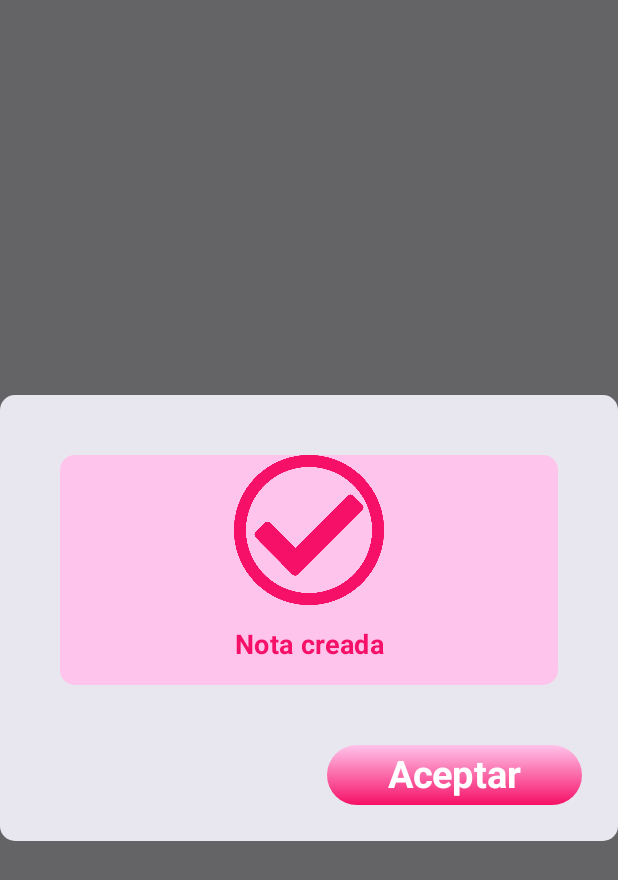
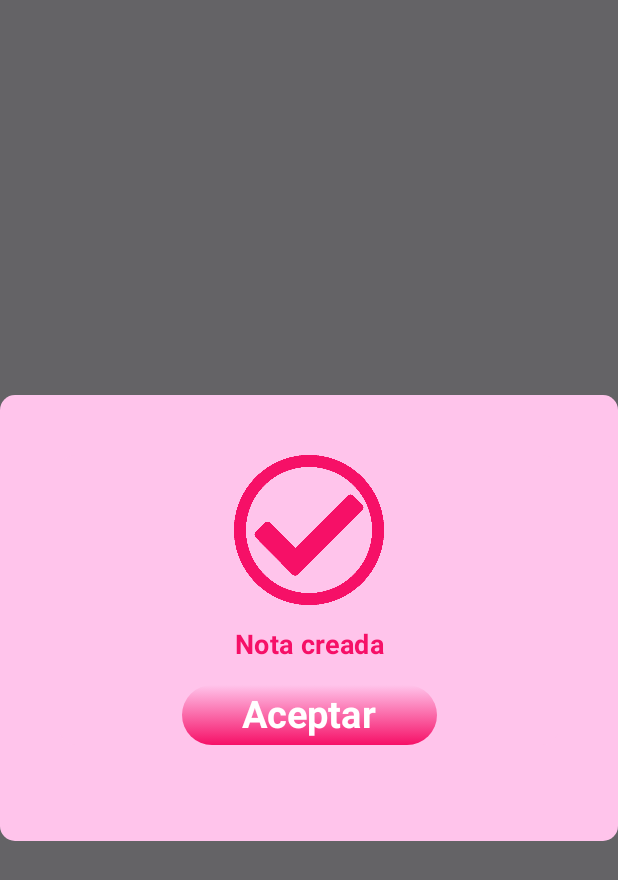
Before and after one commit to tealtourmaline/AM_PinkyBlinders, an Android app built with Jetpack Compose: the composable SuccessDialog shown on its own in the app's theme, on a phone screen of 412 x 824 dp. Shown: the top 880 px of the screen. Run offline under Robolectric (Android 15) with nearby library versions, the phone set to English and light mode, and no system bars.

Commit message:
solución de errores alerta de diálogo en vista de nueva entrada

```diff
--- a/app/src/main/java/co/edu/upb/pinkyblinders/ui/NewEntryScreen.kt
+++ b/app/src/main/java/co/edu/upb/pinkyblinders/ui/NewEntryScreen.kt
@@ -68,32 +68,6 @@ fun Navbar() {
 fun SuccessDialog(onDismiss: () -> Unit) {
     AlertDialog(
         onDismissRequest = onDismiss,
-        confirmButton = {
-            // Botón "Aceptar"
-            Box(
-                modifier = Modifier
-                    .height(40.dp)
-                    .width(170.dp)
-                    .background(
-                        brush = Brush.verticalGradient(
-                            colors = listOf(
-                                Color(0xFFFFC4EB),
-                                Color(0xFFF61067)
-                            )
-                        ),
-                        shape = RoundedCornerShape(20.dp)
-                    )
-                    .clickable(onClick = onDismiss)
-            ) {
-                Text(
-                    text = "Aceptar",
-                    color = Color.White,
-                    fontWeight = FontWeight.Bold,
-                    fontSize = 25.sp,
-                    modifier = Modifier.align(Alignment.Center)
-                )
-            }
-        },
         text = {
             Column(
                 modifier = Modifier
@@ -121,17 +95,45 @@ fun SuccessDialog(onDismiss: () -> Unit) {
                 )
 
                 Spacer(modifier = Modifier.height(16.dp))
+
+                // Botón "Aceptar" centrado
+                Row(
+                    modifier = Modifier.fillMaxWidth(),
+                    horizontalArrangement = Arrangement.Center // Centra el botón
+                ) {
+                    Box(
+                        modifier = Modifier
+                            .height(40.dp)
+                            .width(170.dp)
+                            .background(
+                                brush = Brush.verticalGradient(
+                                    colors = listOf(
+                                        Color(0xFFFFC4EB),
+                                        Color(0xFFF61067)
+                                    )
+                                ),
+                                shape = RoundedCornerShape(20.dp)
+                            )
+                            .clickable(onClick = onDismiss)
+                    ) {
+                        Text(
+                            text = "Aceptar",
+                            color = Color.White,
+                            fontWeight = FontWeight.Bold,
+                            fontSize = 25.sp,
+                            modifier = Modifier.align(Alignment.Center)
+                        )
+                    }
+                }
             }
         },
+        confirmButton = {},
         modifier = Modifier
-            .fillMaxWidth()
-            .background(Color.Transparent),
-        shape = RoundedCornerShape(10.dp)
-
+            .fillMaxWidth(),
+        shape = RoundedCornerShape(10.dp),
+        containerColor = Color(0xFFFFC4EB),
     )
 }
-
-
 
 @OptIn(ExperimentalMaterial3Api::class)
 @Composable
```
